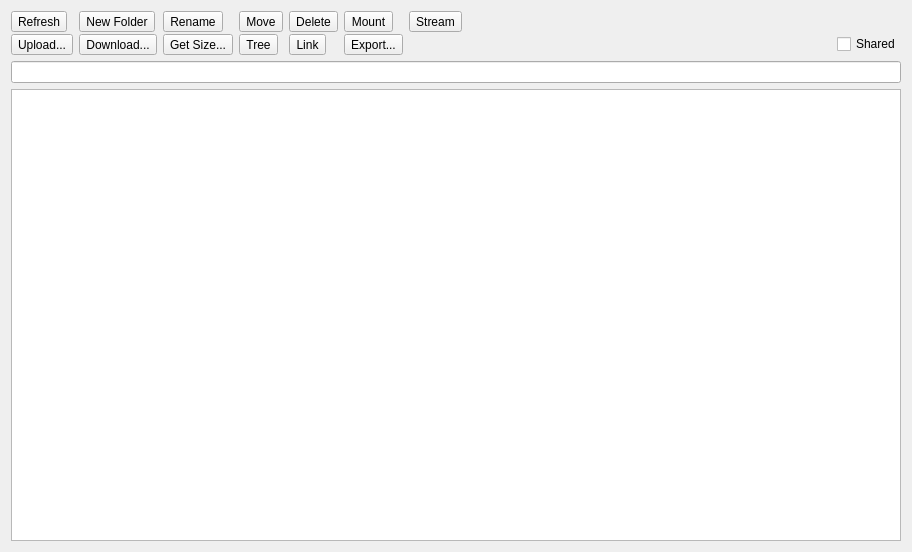
Qt form src/remote_widget.ui (SysAdminDoc/RcloneBrowserNG) before a commit.
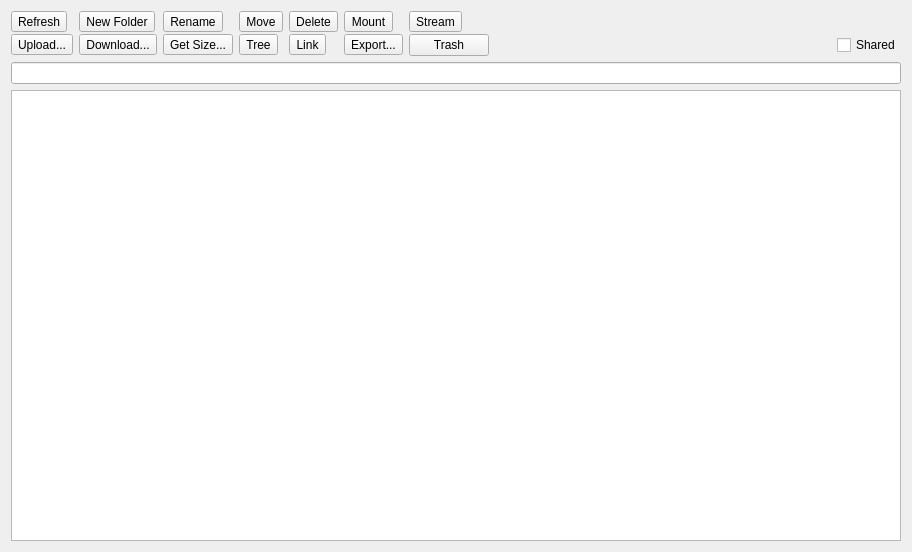
The same form after that commit.

Commit message: fix: make Bisync, bandwidth timetable, presets and Drive trash reachable

```diff
--- a/src/remote_widget.ui
+++ b/src/remote_widget.ui
@@ -197,6 +197,19 @@
             </property>
            </widget>
           </item>
+          <item row="1" column="6">
+           <widget class="QPushButton" name="buttonTrash">
+            <property name="maximumSize">
+             <size>
+              <width>16777215</width>
+              <height>28</height>
+             </size>
+            </property>
+            <property name="text">
+             <string>Trash</string>
+            </property>
+           </widget>
+          </item>
           <item row="1" column="7" alignment="Qt::AlignRight">
            <widget class="QCheckBox" name="checkBoxShared">
             <property name="toolTip">
```
The commit also changes 10 other files.
